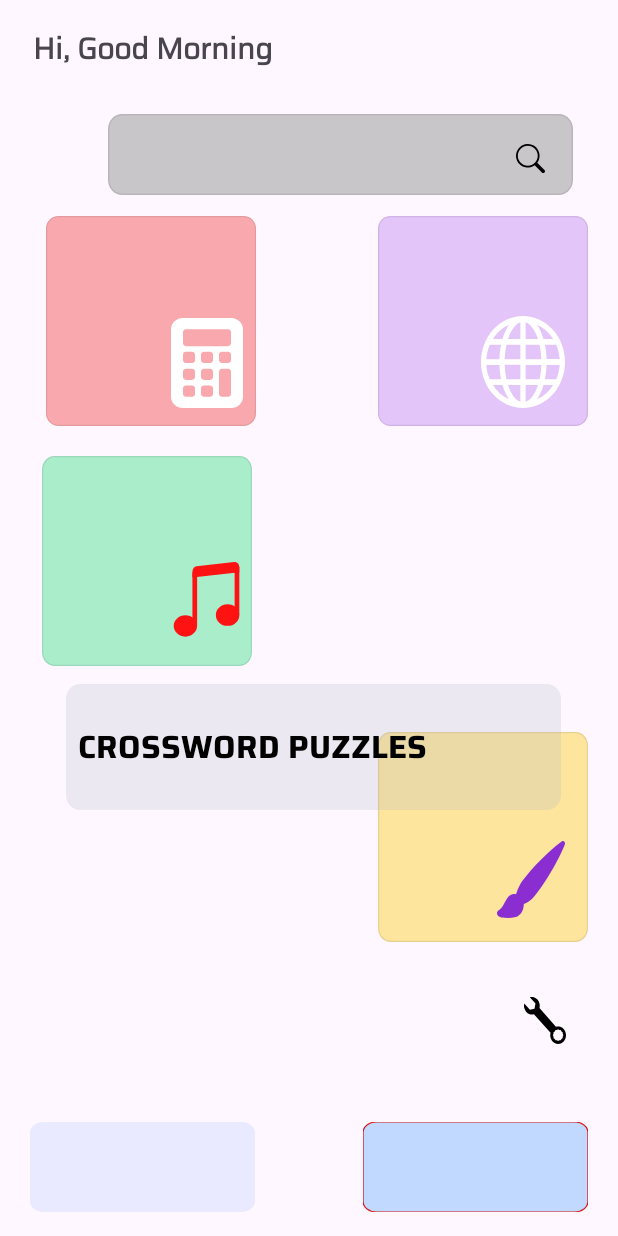
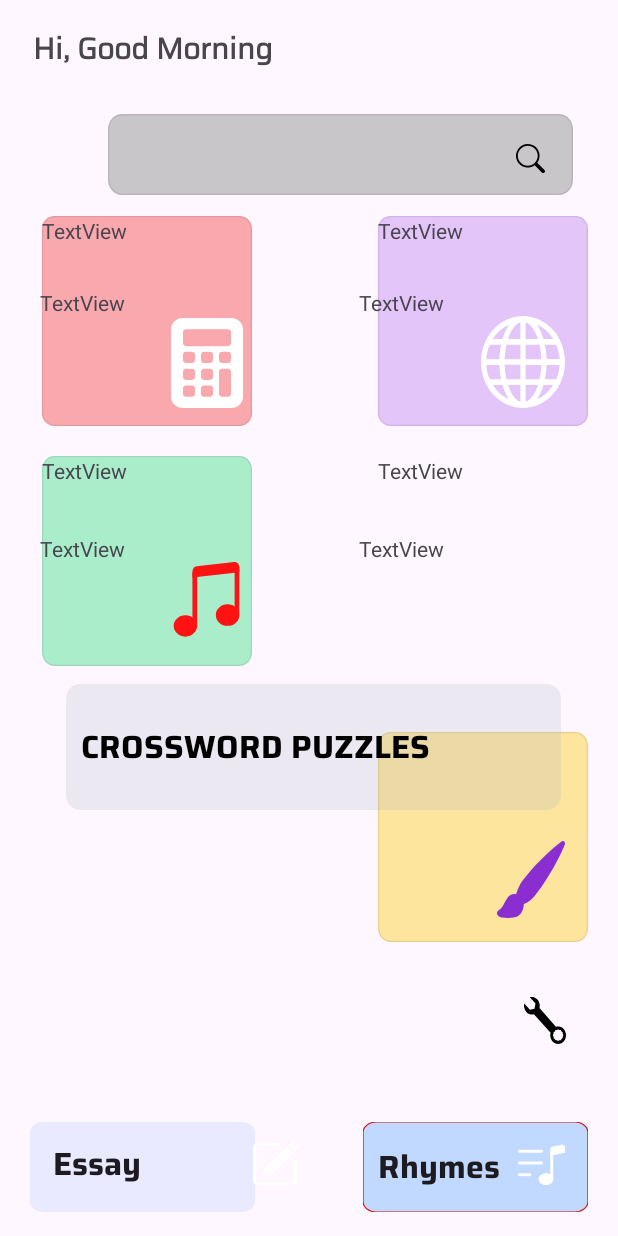
Before and after one commit to KhanhLinh2803/64131172_AndroidProgramming, an Android app: the HomePage screen opened directly, with no data from a screen before it, on a phone screen of 412 x 824 dp. Run offline under Robolectric (Android 15) with nearby library versions, the phone set to English and light mode, and no system bars.

Commit message:
thêm tiêu đề

```diff
--- /dev/null
+++ b/LT_Figma/app/src/main/res/drawable/imgkhung1.xml
@@ -0,0 +1,20 @@
+<vector xmlns:android="http://schemas.android.com/apk/res/android"
+    android:width="31dp"
+    android:height="31dp"
+    android:viewportWidth="31"
+    android:viewportHeight="31">
+    <path
+        android:fillColor="#FFFFFFFF"
+        android:pathData="M23.25 25.19c0 2.14-2.17 3.87-4.84 3.87-2.68 0-4.85-1.73-4.85-3.87s2.17-3.88 4.85-3.88c2.67 0 4.84 1.74 4.84 3.88Z"/>
+    <path
+        android:fillColor="#FFFFFFFF"
+        android:fillType="evenOdd"
+        android:pathData="M23.25 5.81V25.2h-1.94V5.8h1.94Z"/>
+    <path
+        android:fillColor="#FFFFFFFF"
+        android:pathData="M21.31 5.46c0-0.44 0.16-0.88 0.44-1.22 0.29-0.35 0.68-0.59 1.12-0.68l5.81-1.16c0.28-0.05 0.57-0.05 0.85 0.02s0.54 0.2 0.76 0.38c0.22 0.19 0.4 0.41 0.52 0.67C30.94 3.73 31 4.01 31 4.3v3.45l-9.69 1.94V5.46Z"/>
+    <path
+        android:fillColor="#FFFFFFFF"
+        android:fillType="evenOdd"
+        android:pathData="M0 22.28c0-0.26 0.1-0.5 0.28-0.68 0.19-0.19 0.43-0.29 0.69-0.29h6.78c0.26 0 0.5 0.1 0.69 0.29 0.18 0.18 0.28 0.42 0.28 0.68 0 0.26-0.1 0.5-0.28 0.69-0.19 0.18-0.43 0.28-0.69 0.28H0.97c-0.26 0-0.5-0.1-0.69-0.28C0.1 22.78 0 22.54 0 22.28Zm0-7.75c0-0.26 0.1-0.5 0.28-0.68 0.19-0.19 0.43-0.29 0.69-0.29H15.5c0.26 0 0.5 0.1 0.68 0.29 0.19 0.18 0.29 0.42 0.29 0.68 0 0.26-0.1 0.5-0.29 0.69C16 15.4 15.76 15.5 15.5 15.5H0.97c-0.26 0-0.5-0.1-0.69-0.28C0.1 15.03 0 14.79 0 14.53Zm0-7.75c0-0.26 0.1-0.5 0.28-0.68C0.47 5.9 0.71 5.8 0.97 5.8H15.5c0.26 0 0.5 0.1 0.68 0.29 0.19 0.18 0.29 0.42 0.29 0.68 0 0.26-0.1 0.5-0.29 0.69C16 7.65 15.76 7.75 15.5 7.75H0.97c-0.26 0-0.5-0.1-0.69-0.28C0.1 7.28 0 7.04 0 6.78Z"/>
+</vector>
--- /dev/null
+++ b/LT_Figma/app/src/main/res/drawable/imgkhung2.xml
@@ -0,0 +1,13 @@
+<vector xmlns:android="http://schemas.android.com/apk/res/android"
+    android:width="33dp"
+    android:height="32dp"
+    android:viewportWidth="33"
+    android:viewportHeight="32">
+    <path
+        android:fillColor="#FFFFFFFF"
+        android:pathData="M31.97 3.88c0.2 0.19 0.3 0.44 0.3 0.7 0 0.27-0.1 0.52-0.3 0.71l-2.15 2.09-4.12-4 2.15-2.09C28.05 1.1 28.3 1 28.58 1c0.27 0 0.53 0.11 0.73 0.3l2.66 2.59Zm-3.6 4.91l-4.13-4-14.05 13.63c-0.12 0.11-0.2 0.24-0.25 0.4l-1.66 4.82c-0.03 0.09-0.04 0.18-0.02 0.27 0.03 0.1 0.07 0.18 0.14 0.24 0.07 0.07 0.15 0.11 0.25 0.13 0.09 0.03 0.19 0.02 0.28 0l4.98-1.62c0.15-0.05 0.29-0.13 0.4-0.24L28.36 8.8Z"/>
+    <path
+        android:fillColor="#FFFFFFFF"
+        android:fillType="evenOdd"
+        android:pathData="M2.06 27c0 0.8 0.33 1.56 0.9 2.12C3.56 29.68 4.35 30 5.17 30h22.68c0.82 0 1.61-0.32 2.2-0.88 0.57-0.56 0.9-1.32 0.9-2.12V15c0-0.27-0.11-0.52-0.3-0.7-0.2-0.2-0.46-0.3-0.73-0.3-0.28 0-0.54 0.1-0.73 0.3-0.2 0.18-0.3 0.43-0.3 0.7v12c0 0.27-0.11 0.52-0.3 0.7-0.2 0.2-0.46 0.3-0.74 0.3H5.16c-0.28 0-0.54-0.1-0.73-0.3-0.2-0.18-0.3-0.43-0.3-0.7V5c0-0.27 0.1-0.52 0.3-0.7C4.62 4.1 4.88 4 5.16 4h13.4c0.28 0 0.54-0.1 0.73-0.3 0.2-0.18 0.3-0.43 0.3-0.7 0-0.27-0.1-0.52-0.3-0.7C19.1 2.1 18.84 2 18.56 2H5.16c-0.82 0-1.61 0.32-2.2 0.88C2.4 3.44 2.07 4.2 2.07 5v22Z"/>
+</vector>
--- a/LT_Figma/app/src/main/res/layout/activity_home_page.xml
+++ b/LT_Figma/app/src/main/res/layout/activity_home_page.xml
@@ -58,7 +58,7 @@
         android:layout_marginTop="144dp"
         android:background="@drawable/hcnmath"
         app:layout_constraintEnd_toEndOf="parent"
-        app:layout_constraintHorizontal_bias="0.113"
+        app:layout_constraintHorizontal_bias="0.104"
         app:layout_constraintStart_toStartOf="parent"
         app:layout_constraintTop_toTopOf="parent" />
 
@@ -147,7 +147,7 @@
         android:layout_weight="1"
         android:background="@drawable/bgkhung3"
         android:fontFamily="@font/saira_bold"
-        android:padding="8dp"
+        android:padding="10dp"
         android:singleLine="true"
         android:text="CROSSWORD PUZZLES"
         android:textColor="@color/dennhat"
@@ -169,26 +169,143 @@
         app:layout_constraintStart_toStartOf="parent"
         app:srcCompat="@drawable/imgkhung3" />
 
-    <View
+    <EditText
         android:id="@+id/view5"
         android:layout_width="150dp"
         android:layout_height="60dp"
         android:layout_marginBottom="16dp"
         android:background="@drawable/bgkhung2"
+        android:text="Essay"
+        android:fontFamily="@font/saira_bold"
+        android:textSize="21dp"
+        android:padding="15dp"
         app:layout_constraintBottom_toBottomOf="parent"
         app:layout_constraintEnd_toEndOf="parent"
         app:layout_constraintHorizontal_bias="0.076"
         app:layout_constraintStart_toStartOf="parent" />
 
-    <View
+    <EditText
         android:id="@+id/view6"
         android:layout_width="150dp"
         android:layout_height="60dp"
         android:layout_marginBottom="16dp"
         android:background="@drawable/bgkhung1"
+        android:text="Rhymes"
+        android:fontFamily="@font/saira_bold"
+        android:textSize="21dp"
+        android:padding="10dp"
         app:layout_constraintBottom_toBottomOf="parent"
         app:layout_constraintEnd_toEndOf="parent"
         app:layout_constraintHorizontal_bias="0.923"
         app:layout_constraintStart_toStartOf="parent" />
 
+    <ImageView
+        android:id="@+id/imageView13"
+        android:layout_width="wrap_content"
+        android:layout_height="wrap_content"
+        android:layout_marginEnd="212dp"
+        android:layout_marginBottom="32dp"
+        app:layout_constraintBottom_toBottomOf="parent"
+        app:layout_constraintEnd_toEndOf="parent"
+        app:srcCompat="@drawable/imgkhung2" />
+
+    <ImageView
+        android:id="@+id/imageView14"
+        android:layout_width="wrap_content"
+        android:layout_height="wrap_content"
+        android:layout_marginBottom="32dp"
+        app:layout_constraintBottom_toBottomOf="parent"
+        app:layout_constraintEnd_toEndOf="parent"
+        app:layout_constraintHorizontal_bias="0.908"
+        app:layout_constraintStart_toStartOf="parent"
+        app:srcCompat="@drawable/imgkhung1" />
+
+    <TextView
+        android:id="@+id/textView3"
+        android:layout_width="140dp"
+        android:layout_height="42dp"
+        android:layout_marginTop="144dp"
+        android:text="TextView"
+        app:layout_constraintEnd_toEndOf="parent"
+        app:layout_constraintHorizontal_bias="0.927"
+        app:layout_constraintStart_toStartOf="parent"
+        app:layout_constraintTop_toTopOf="parent" />
+
+    <TextView
+        android:id="@+id/textView6"
+        android:layout_width="140dp"
+        android:layout_height="42dp"
+        android:layout_marginTop="304dp"
+        android:text="TextView"
+        app:layout_constraintEnd_toEndOf="parent"
+        app:layout_constraintHorizontal_bias="0.104"
+        app:layout_constraintStart_toStartOf="parent"
+        app:layout_constraintTop_toTopOf="parent" />
+
+    <TextView
+        android:id="@+id/textView5"
+        android:layout_width="140dp"
+        android:layout_height="42dp"
+        android:layout_marginTop="144dp"
+        android:text="TextView"
+        app:layout_constraintEnd_toEndOf="parent"
+        app:layout_constraintHorizontal_bias="0.104"
+        app:layout_constraintStart_toStartOf="parent"
+        app:layout_constraintTop_toTopOf="parent" />
+
+    <TextView
+        android:id="@+id/textView7"
+        android:layout_width="140dp"
+        android:layout_height="42dp"
+        android:layout_marginTop="304dp"
+        android:text="TextView"
+        app:layout_constraintEnd_toEndOf="parent"
+        app:layout_constraintHorizontal_bias="0.927"
+        app:layout_constraintStart_toStartOf="parent"
+        app:layout_constraintTop_toTopOf="parent" />
+
+    <TextView
+        android:id="@+id/textView4"
+        android:layout_width="62dp"
+        android:layout_height="57dp"
+        android:layout_marginTop="356dp"
+        android:text="TextView"
+        app:layout_constraintEnd_toEndOf="parent"
+        app:layout_constraintHorizontal_bias="0.077"
+        app:layout_constraintStart_toStartOf="parent"
+        app:layout_constraintTop_toTopOf="parent" />
+
+    <TextView
+        android:id="@+id/textView9"
+        android:layout_width="62dp"
+        android:layout_height="57dp"
+        android:layout_marginTop="356dp"
+        android:text="TextView"
+        app:layout_constraintEnd_toEndOf="parent"
+        app:layout_constraintHorizontal_bias="0.684"
+        app:layout_constraintStart_toStartOf="parent"
+        app:layout_constraintTop_toTopOf="parent" />
+
+    <TextView
+        android:id="@+id/textView10"
+        android:layout_width="62dp"
+        android:layout_height="57dp"
+        android:layout_marginTop="192dp"
+        android:text="TextView"
+        app:layout_constraintEnd_toEndOf="parent"
+        app:layout_constraintHorizontal_bias="0.077"
+        app:layout_constraintStart_toStartOf="parent"
+        app:layout_constraintTop_toTopOf="parent" />
+
+    <TextView
+        android:id="@+id/textView8"
+        android:layout_width="62dp"
+        android:layout_height="57dp"
+        android:layout_marginTop="192dp"
+        android:text="TextView"
+        app:layout_constraintEnd_toEndOf="parent"
+        app:layout_constraintHorizontal_bias="0.684"
+        app:layout_constraintStart_toStartOf="parent"
+        app:layout_constraintTop_toTopOf="parent" />
+
 </androidx.constraintlayout.widget.ConstraintLayout>
```
